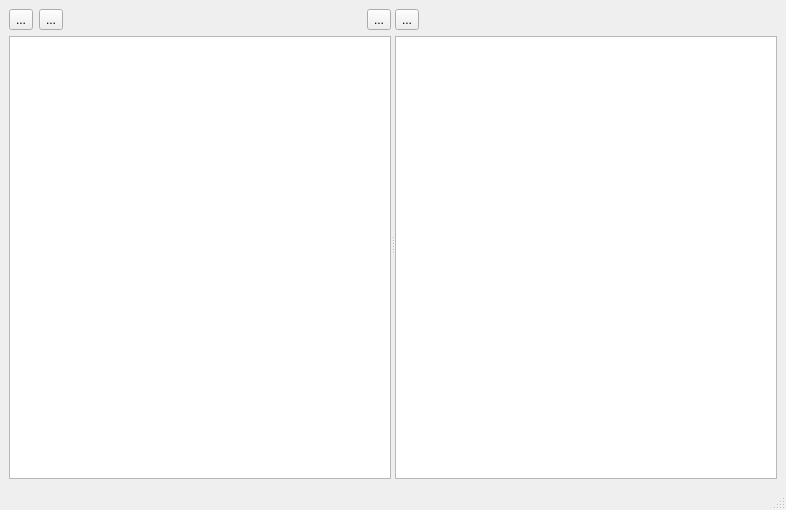
Before: the Qt Designer form ui/MainWindow.ui in cnhemiya/shitu-manager, drawn with Qt 5.
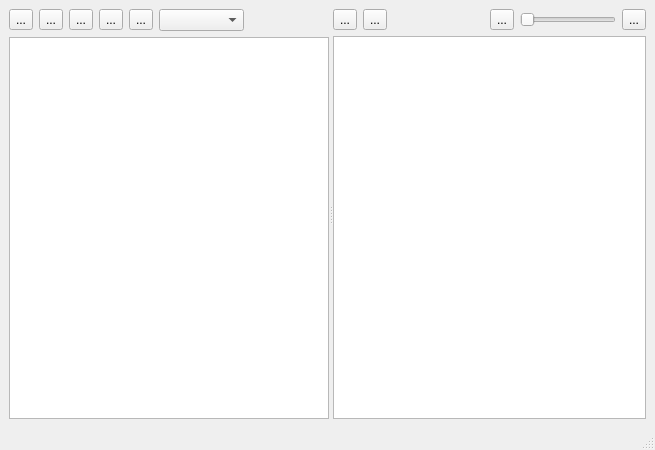
After: the same form once the commit is applied.

Commit message: 调整界面

What changed in the file:
```diff
--- a/ui/MainWindow.ui
+++ b/ui/MainWindow.ui
@@ -6,8 +6,8 @@
    <rect>
     <x>0</x>
     <y>0</y>
-    <width>786</width>
-    <height>510</height>
+    <width>655</width>
+    <height>450</height>
    </rect>
   </property>
   <property name="minimumSize">
@@ -26,8 +26,8 @@
       <property name="orientation">
        <enum>Qt::Horizontal</enum>
       </property>
-      <widget class="QWidget" name="layoutWidget">
-       <layout class="QVBoxLayout" name="verticalLayout">
+      <widget class="QWidget" name="">
+       <layout class="QVBoxLayout" name="verticalLayout_2">
         <item>
          <layout class="QHBoxLayout" name="horizontalLayout">
           <item>
@@ -45,7 +45,38 @@
            </widget>
           </item>
           <item>
-           <spacer name="horizontalSpacer">
+           <widget class="QToolButton" name="addClassifyBtn">
+            <property name="text">
+             <string>...</string>
+            </property>
+           </widget>
+          </item>
+          <item>
+           <widget class="QToolButton" name="removeClassifyBtn">
+            <property name="text">
+             <string>...</string>
+            </property>
+           </widget>
+          </item>
+          <item>
+           <widget class="QToolButton" name="searchClassifyBtn">
+            <property name="text">
+             <string>...</string>
+            </property>
+           </widget>
+          </item>
+          <item>
+           <widget class="QComboBox" name="searchClassifyHistoryCmb">
+            <property name="sizePolicy">
+             <sizepolicy hsizetype="Expanding" vsizetype="Fixed">
+              <horstretch>0</horstretch>
+              <verstretch>0</verstretch>
+             </sizepolicy>
+            </property>
+           </widget>
+          </item>
+          <item>
+           <spacer name="horizontalSpacer_3">
             <property name="orientation">
              <enum>Qt::Horizontal</enum>
             </property>
@@ -57,17 +88,16 @@
             </property>
            </spacer>
           </item>
-          <item>
-           <widget class="QToolButton" name="searchBtn">
-            <property name="text">
-             <string>...</string>
-            </property>
-           </widget>
-          </item>
          </layout>
         </item>
         <item>
-         <widget class="QListView" name="classifyList">
+         <widget class="QListView" name="classifyListView">
+          <property name="sizePolicy">
+           <sizepolicy hsizetype="Expanding" vsizetype="Expanding">
+            <horstretch>0</horstretch>
+            <verstretch>0</verstretch>
+           </sizepolicy>
+          </property>
           <property name="minimumSize">
            <size>
             <width>200</width>
@@ -81,12 +111,19 @@
         </item>
        </layout>
       </widget>
-      <widget class="QWidget" name="layoutWidget">
-       <layout class="QVBoxLayout" name="verticalLayout_2">
+      <widget class="QWidget" name="">
+       <layout class="QVBoxLayout" name="verticalLayout">
         <item>
          <layout class="QHBoxLayout" name="horizontalLayout_2">
           <item>
-           <widget class="QToolButton" name="setBtn">
+           <widget class="QToolButton" name="addImageBtn">
+            <property name="text">
+             <string>...</string>
+            </property>
+           </widget>
+          </item>
+          <item>
+           <widget class="QToolButton" name="removeImageBtn">
             <property name="text">
              <string>...</string>
             </property>
@@ -105,10 +142,37 @@
             </property>
            </spacer>
           </item>
+          <item>
+           <widget class="QToolButton" name="zoomOutBtn">
+            <property name="text">
+             <string>...</string>
+            </property>
+           </widget>
+          </item>
+          <item>
+           <widget class="QSlider" name="imageZoomOutInHSlider">
+            <property name="minimum">
+             <number>0</number>
+            </property>
+            <property name="maximum">
+             <number>19</number>
+            </property>
+            <property name="orientation">
+             <enum>Qt::Horizontal</enum>
+            </property>
+           </widget>
+          </item>
+          <item>
+           <widget class="QToolButton" name="zoomInBtn">
+            <property name="text">
+             <string>...</string>
+            </property>
+           </widget>
+          </item>
          </layout>
         </item>
         <item>
-         <widget class="QListWidget" name="imageList">
+         <widget class="QListWidget" name="imageListWidget">
           <property name="minimumSize">
            <size>
             <width>200</width>
```
Left out of the diff: 4 changed lines with no effect on the pictures. The commit also changes 2 other files.
